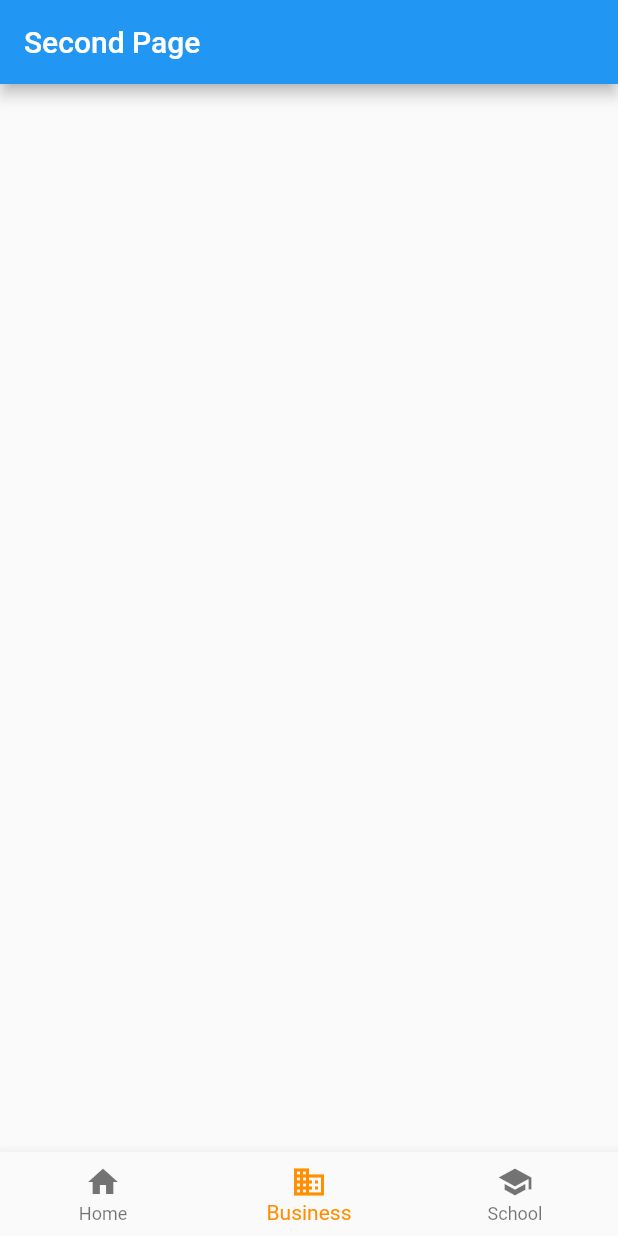
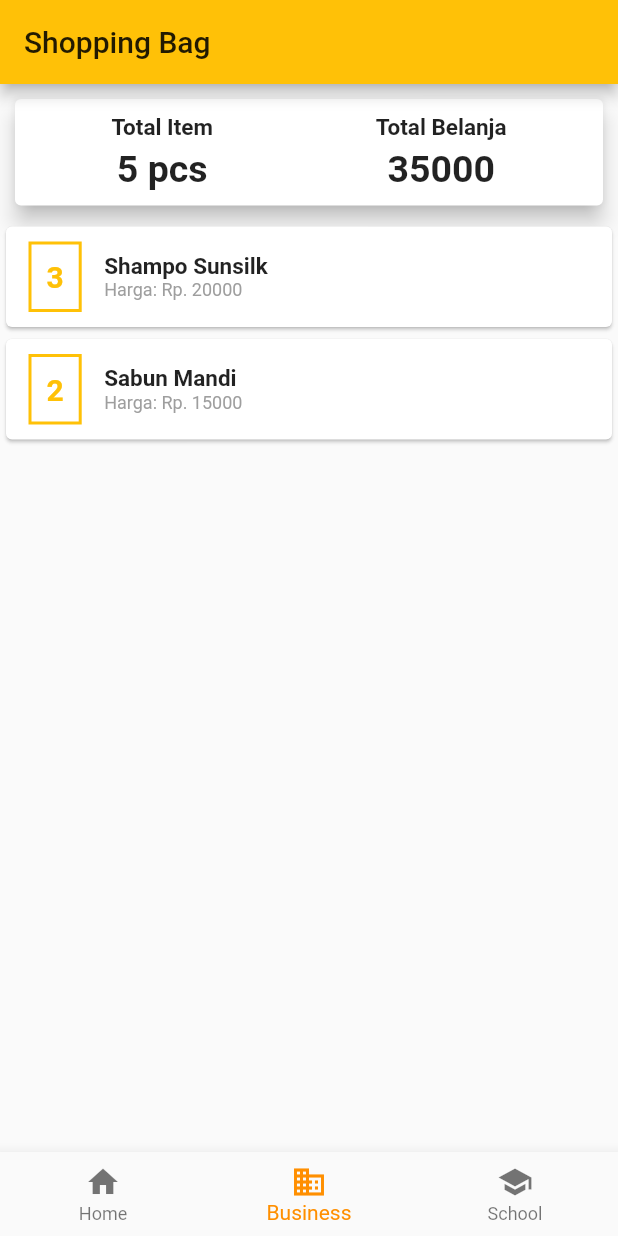
Before and after one commit to riansyahrobi8/CombineNavBarAndTabBar, a Flutter app: the screen it shows after launch, item 2 of the bottom bar chosen, on a phone screen of 412 x 824 dp. Run offline on Flutter 3.47's test engine with Material 2 defaults, Android fonts, the phone set to English and light mode, and no system bars; network calls fail.

Commit message:
update SecondPage.dart

```diff
--- /dev/null
+++ b/lib/components/dashboard.dart
@@ -0,0 +1,65 @@
+import 'package:design/models/cart.dart';
+import 'package:flutter/material.dart';
+
+class Dashboard extends StatelessWidget {
+  final List<Cart> _listCart;
+  Dashboard(this._listCart);
+
+  int get totalItem {
+    return _listCart.fold(0, (sum, item) {
+      return sum += item.qty;
+    });
+  }
+
+  double get totalPrice {
+    return _listCart.fold(0, (sum, item) {
+      return sum += item.harga;
+    });
+  }
+
+  @override
+  Widget build(BuildContext context) {
+    return Card(
+      elevation: 6,
+      margin: EdgeInsets.all(10.0),
+      child: Padding(
+        padding: EdgeInsets.all(10.0),
+        child: Row(
+          mainAxisAlignment: MainAxisAlignment.spaceAround,
+          children: <Widget>[
+            Column(
+              children: <Widget>[
+                Text(
+                  "Total Item",
+                  style: Theme.of(context).textTheme.title,
+                ),
+                SizedBox(
+                  height: 4.0,
+                ),
+                Text(
+                  "${totalItem.toString()} pcs",
+                  style: TextStyle(fontSize: 25.0, fontWeight: FontWeight.bold),
+                )
+              ],
+            ),
+            Column(
+              children: <Widget>[
+                Text(
+                  "Total Belanja",
+                  style: Theme.of(context).textTheme.title,
+                ),
+                SizedBox(
+                  height: 4.0,
+                ),
+                Text(
+                  totalPrice.toStringAsFixed(0),
+                  style: TextStyle(fontWeight: FontWeight.bold, fontSize: 25.0),
+                )
+              ],
+            )
+          ],
+        ),
+      ),
+    );
+  }
+}
--- /dev/null
+++ b/lib/components/product_list.dart
@@ -0,0 +1,70 @@
+import 'package:design/models/cart.dart';
+import 'package:flutter/material.dart';
+
+class ProductList extends StatelessWidget {
+  final List<Cart> carts;
+
+  ProductList(this.carts);
+
+  @override
+  Widget build(BuildContext context) {
+    return Container(
+      height: 400.0,
+      // bila keranjangnya kosong
+      child: carts.isEmpty
+          ? Column(
+              children: <Widget>[
+                Text(
+                  "No transaction Data",
+                  style: Theme.of(context).textTheme.title,
+                )
+              ],
+            )
+          : ListView.builder(
+              // bila keranjangnya terisi
+              itemBuilder: (context, index) {
+                //  didalam builder ini widget akan dilooping sebanyak jumlah data
+                return Card(
+                  child: Row(
+                    children: <Widget>[
+                      Container(
+                        margin: EdgeInsets.symmetric(
+                            vertical: 10.0, horizontal: 15.0),
+                        padding: EdgeInsets.all(10.0),
+                        decoration: BoxDecoration(
+                            border: Border.all(
+                                color: Theme.of(context).primaryColor,
+                                width: 2)),
+                        child: Text(
+                          carts[index].qty.toString(),
+                          style: TextStyle(
+                              color: Theme.of(context).primaryColor,
+                              fontWeight: FontWeight.bold,
+                              fontSize: 20.0),
+                        ),
+                      ),
+                      Column(
+                        crossAxisAlignment: CrossAxisAlignment.start,
+                        children: <Widget>[
+                          Text(
+                            carts[index].title,
+                            style: Theme.of(context).textTheme.title,
+                          ),
+                          Text(
+                            "Harga: Rp. " +
+                                carts[index].harga.toStringAsFixed(0),
+                            style:
+                                TextStyle(fontSize: 12.0, color: Colors.grey),
+                          )
+                        ],
+                      )
+                    ],
+                  ),
+                );
+              },
+              itemCount: carts
+                  .length, // jumlah itemnya berdasarkan jumlah data yang ada didalam carts
+            ),
+    );
+  }
+}
--- a/lib/main.dart
+++ b/lib/main.dart
@@ -49,6 +49,11 @@ class MyApp extends StatelessWidget {
     return MaterialApp(
       debugShowCheckedModeBanner: false,
       home: NavBottomScreen(),
+      theme: ThemeData(
+          primaryColor: Colors.amber,
+          accentColor: Colors.purpleAccent,
+          textTheme: ThemeData.light().textTheme.copyWith(
+              title: TextStyle(fontSize: 15.0, fontWeight: FontWeight.bold))),
     );
   }
 }
--- /dev/null
+++ b/lib/models/cart.dart
@@ -0,0 +1,14 @@
+import 'package:flutter/foundation.dart';
+
+class Cart {
+  final String id;
+  final String title;
+  final double harga;
+  final int qty;
+
+  Cart(
+      {@required this.id,
+      @required this.title,
+      @required this.harga,
+      @required this.qty});
+}
--- a/lib/screens/navbar_screens/firstPage.dart
+++ b/lib/screens/navbar_screens/firstPage.dart
@@ -41,7 +41,7 @@ class _FirstPageState extends State<FirstPage>
       ),
       body: TabBarView(
         controller: controller,
-        children: <Widget>[Popular(), Home(), News()],
+        children: <Widget>[Home(), News(), Popular()],
       ),
     );
   }
--- a/lib/screens/navbar_screens/secondPage.dart
+++ b/lib/screens/navbar_screens/secondPage.dart
@@ -1,11 +1,24 @@
+import 'package:design/components/dashboard.dart';
+import 'package:design/components/product_list.dart';
+import 'package:design/models/cart.dart';
 import 'package:flutter/material.dart';
 
 class SecondPage extends StatelessWidget {
+  final List<Cart> _carts = [
+    Cart(id: "RD1", title: "Shampo Sunsilk", harga: 20000, qty: 3),
+    Cart(id: "RD2", title: "Sabun Mandi", harga: 15000, qty: 2)
+  ];
+
   @override
   Widget build(BuildContext context) {
     return Scaffold(
       appBar: AppBar(
-        title: Text("Second Page"),
+        title: Text("Shopping Bag"),
+      ),
+      body: SingleChildScrollView(
+        child: Column(
+          children: <Widget>[Dashboard(_carts), ProductList(_carts)],
+        ),
       ),
     );
   }
--- a/lib/screens/popular.dart
+++ b/lib/screens/popular.dart
@@ -16,6 +16,7 @@ class _PopularState extends State<Popular> with Validations {
   Widget build(BuildContext context) {
     return Padding(
       padding: const EdgeInsets.all(24.0),
+      child: SingleChildScrollView(
         child: Container(
           child: Form(
             key: formKey,
@@ -26,6 +27,7 @@ class _PopularState extends State<Popular> with Validations {
                 passwordField(),
                 registerButton()
               ],
+            ),
           ),
         ),
       ),
```
Lines whose indentation alone changed are shown as unchanged.
